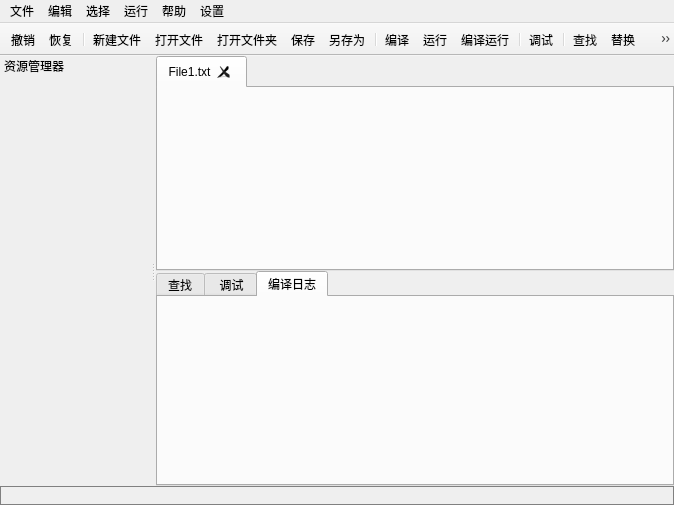
This is BITC/mainwindow.ui in ssh555/CPP-IDE as Qt 5 draws it before an edit. The edited form follows.
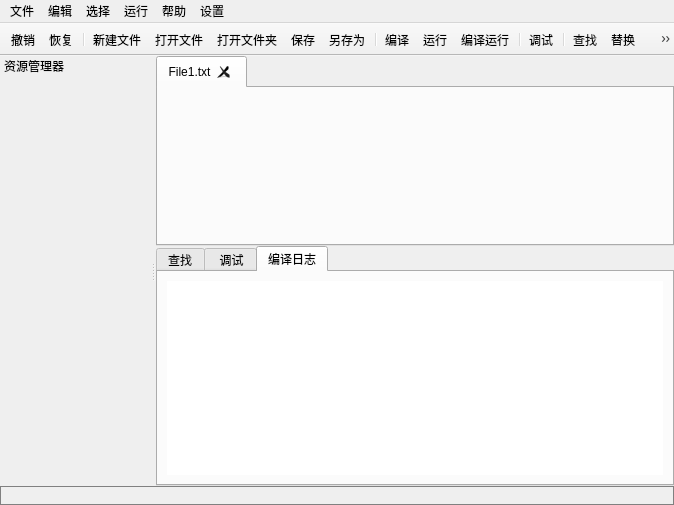
This is the edited form. The open tabs and pages were chosen to show the change. Icons and pictures are not drawn.

Commit message: 增加了编译反馈

```diff
--- a/BITC/mainwindow.ui
+++ b/BITC/mainwindow.ui
@@ -116,6 +116,21 @@
        <attribute name="title">
         <string>编译日志</string>
        </attribute>
+       <layout class="QVBoxLayout" name="verticalLayout_2">
+        <item>
+         <widget class="QTextEdit" name="CompileLog">
+          <property name="frameShape">
+           <enum>QFrame::NoFrame</enum>
+          </property>
+          <property name="undoRedoEnabled">
+           <bool>false</bool>
+          </property>
+          <property name="readOnly">
+           <bool>true</bool>
+          </property>
+         </widget>
+        </item>
+       </layout>
       </widget>
      </widget>
     </item>
```
Left out of the diff: 4 changed lines with no effect on the pictures. The commit also changes 2 other files.
